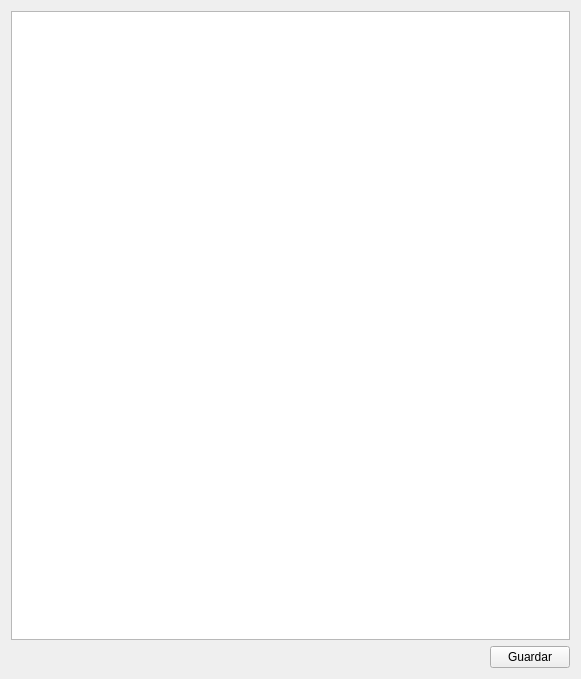
Qt form SPC-EditorProject/Test3/modalshader.ui (santo-pc/spc-editor) before a commit.
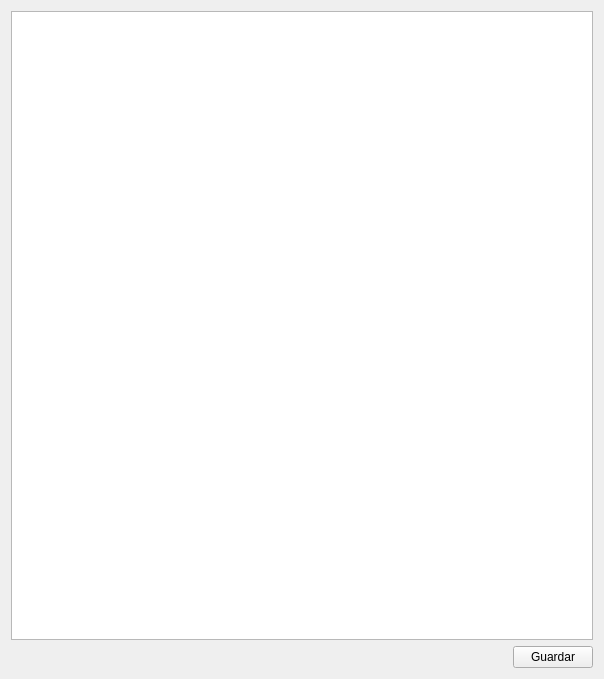
The same form after that commit.

The edit to the form file:
```diff
--- a/SPC-EditorProject/Test3/modalshader.ui
+++ b/SPC-EditorProject/Test3/modalshader.ui
@@ -6,7 +6,7 @@
    <rect>
     <x>0</x>
     <y>0</y>
-    <width>581</width>
+    <width>604</width>
     <height>679</height>
    </rect>
   </property>
```
